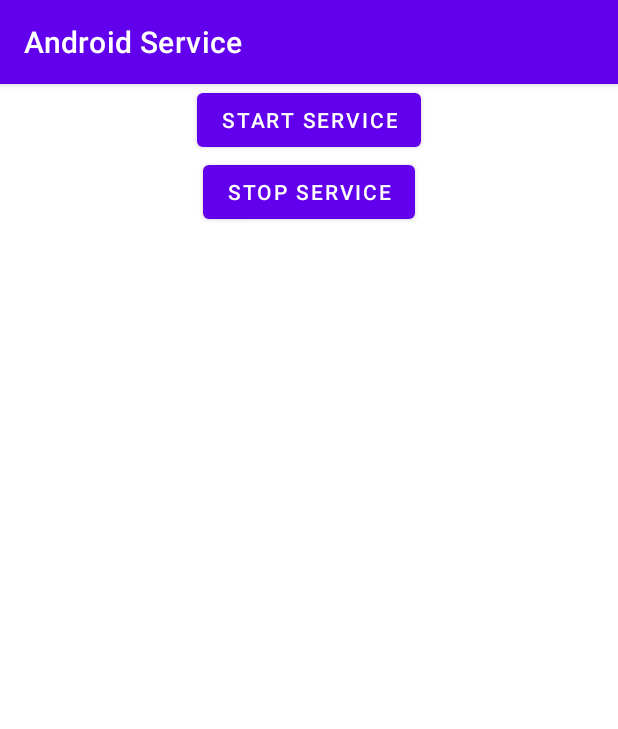
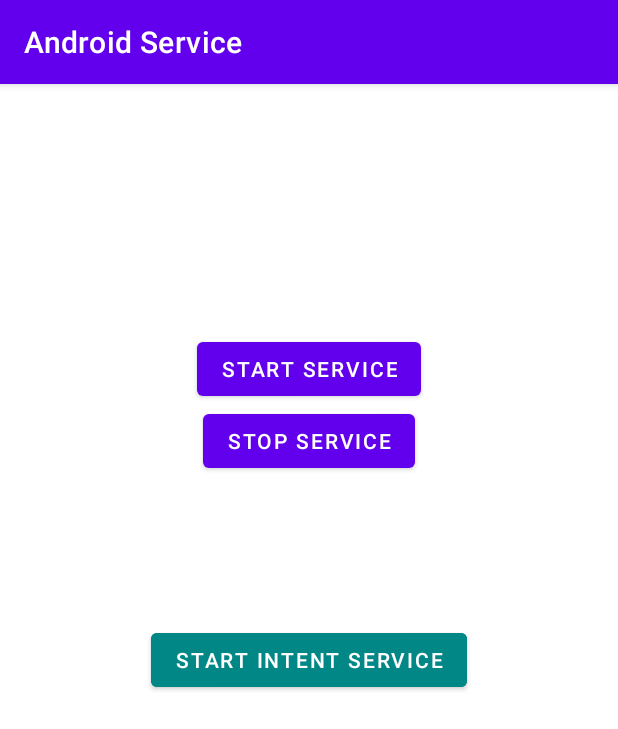
Before and after one commit to hasanuzzaman-dev/android-service, an Android app: the screen it shows after launch (MainActivity), on a phone screen of 412 x 824 dp. Shown: the top 729 px of the screen. Run offline under Robolectric (Android 15) with nearby library versions, the light colour scheme and no system bars.

Commit message:
intent service done

```diff
--- a/app/src/main/java/com/hasan/androidservice/MainActivity.java
+++ b/app/src/main/java/com/hasan/androidservice/MainActivity.java
@@ -17,6 +17,7 @@ public class MainActivity extends AppCompatActivity {
         binding = ActivityMainBinding.inflate(getLayoutInflater());
         setContentView(binding.getRoot());
 
+        // Services
         binding.startServiceBtn.setOnClickListener(view -> {
             startService(new Intent(this,MyService.class));
         });
@@ -25,6 +26,11 @@ public class MainActivity extends AppCompatActivity {
             stopService(new Intent(this, MyService.class));
         });
 
+        // Intent Services
+        binding.startMyIntentService.setOnClickListener(view -> {
+            startService(new Intent(this,MyIntentService.class));
+        });
+
 
     }
 }
--- a/app/src/main/res/layout/activity_main.xml
+++ b/app/src/main/res/layout/activity_main.xml
@@ -11,17 +11,32 @@
         android:layout_width="wrap_content"
         android:layout_height="wrap_content"
         android:text="Start Service"
+        app:layout_constraintBottom_toTopOf="@+id/stopServiceBtn"
         app:layout_constraintEnd_toEndOf="parent"
-        app:layout_constraintStart_toStartOf="parent"
-        app:layout_constraintTop_toTopOf="parent" />
+        app:layout_constraintStart_toStartOf="parent" />
 
     <Button
         android:id="@+id/stopServiceBtn"
         android:layout_width="wrap_content"
         android:layout_height="wrap_content"
         android:text="Stop Service"
+        app:layout_constraintBottom_toBottomOf="parent"
         app:layout_constraintEnd_toEndOf="parent"
         app:layout_constraintStart_toStartOf="parent"
-        app:layout_constraintTop_toBottomOf="@+id/startServiceBtn" />
+        app:layout_constraintTop_toTopOf="parent"
+        app:layout_constraintVertical_bias="0.297" />
+
+    <Button
+        android:id="@+id/startMyIntentService"
+        android:layout_width="wrap_content"
+        android:layout_height="wrap_content"
+        android:backgroundTint="@color/teal_700"
+        android:text="Start Intent Service"
+        app:layout_constraintBottom_toBottomOf="parent"
+        app:layout_constraintEnd_toEndOf="parent"
+        app:layout_constraintStart_toStartOf="parent"
+        app:layout_constraintTop_toTopOf="parent" />
+
+
 
 </androidx.constraintlayout.widget.ConstraintLayout>
```
Also changed, not shown: app/src/main/java/com/hasan/androidservice/MyIntentService.java (+28 -0 lines).
